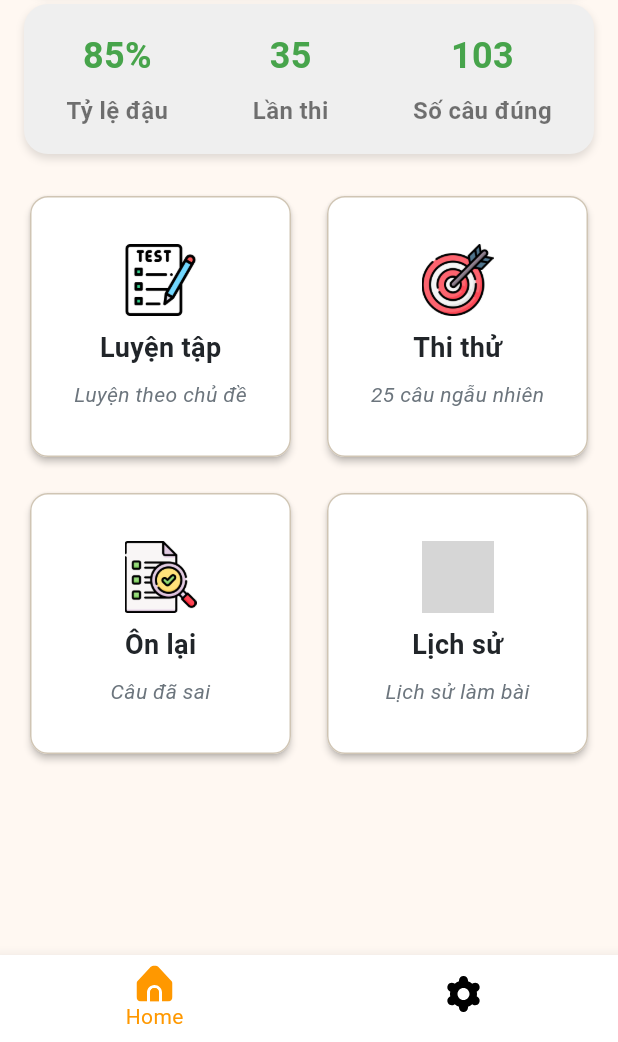
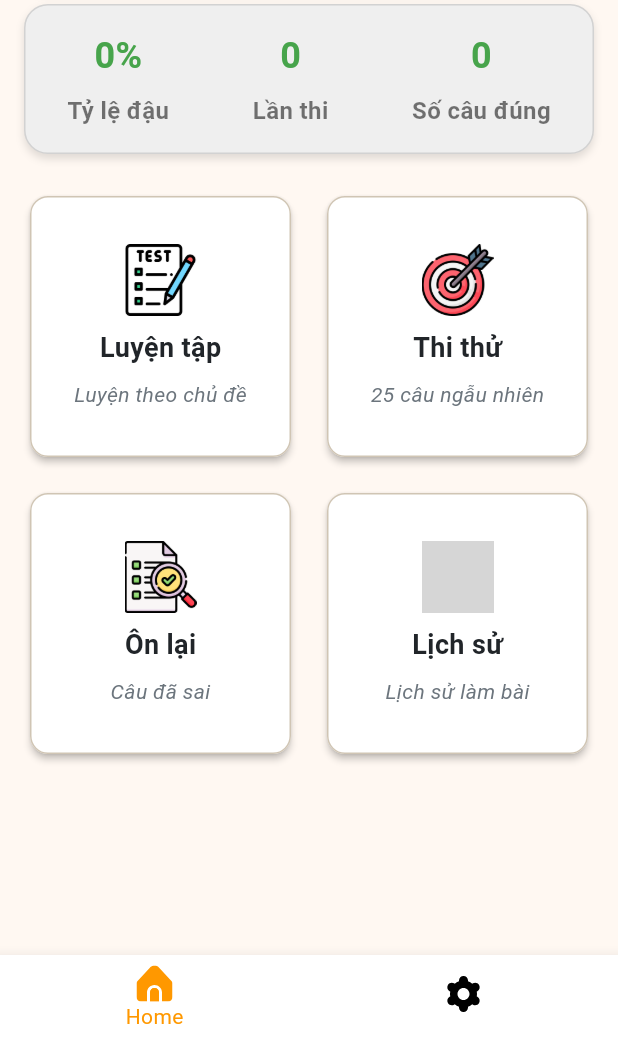
Before and after one commit to Vnsharing01/drive_vn, a Flutter app: the screen it shows after launch, on a phone screen of 412 x 824 dp, the part 194-1236 px from its top. Run offline on Flutter 3.47's test engine with Material 3 defaults, Android fonts, the phone set to English and light mode, and no system bars; our stand-ins replace copy_with_extension, equatable, flutter_bloc, flutter_svg, go_router; generated files the repository leaves out were written again; grey boxes are pictures that could not be loaded.

Commit message:
add homeBloc

```diff
--- a/lib/core/utils/router/app_router.dart
+++ b/lib/core/utils/router/app_router.dart
@@ -1,6 +1,7 @@
 import 'package:drivevn/core/utils/router/router_path.dart';
 import 'package:drivevn/feature/history/history_screen.dart';
 import 'package:drivevn/feature/home/home_page/home_page.dart';
+import 'package:drivevn/feature/home/bloc/home_bloc.dart';
 import 'package:drivevn/feature/home/home_screen/home_screen.dart';
 import 'package:drivevn/feature/practice/practive_finish.dart/practive_finish_screen.dart';
 import 'package:drivevn/feature/practice/practive_screen.dart/practice_screen.dart';
@@ -8,17 +9,24 @@ import 'package:drivevn/feature/practice/practive_start.dart/practive_start_scre
 import 'package:drivevn/feature/review/review_start/review_start_screen.dart';
 import 'package:drivevn/feature/setting/setting_screen.dart';
 import 'package:drivevn/feature/training/training_screen.dart';
+import 'package:flutter_bloc/flutter_bloc.dart';
 import 'package:go_router/go_router.dart';
 
 class AppRouter {
   final GoRouter appRouter = GoRouter(routes: [
     GoRoute(
       path: RouterPath.homePage,
-      builder: (context, state) => const HomePage(),
+       builder: (context, state) => BlocProvider(
+        create: (_) => HomeBloc(),
+        child: const HomePage(),
+      ),
     ),
     GoRoute(
       path: RouterPath.home,
-      builder: (context, state) => const HomeScreen(),
+      builder: (context, state) => BlocProvider(
+        create: (_) => HomeBloc(),
+        child: const HomeScreen(),
+      ),
     ),
     GoRoute(
       path: RouterPath.training,
--- /dev/null
+++ b/lib/data/models/latest_test_model.dart
@@ -0,0 +1,26 @@
+import 'package:copy_with_extension/copy_with_extension.dart';
+import 'package:json_annotation/json_annotation.dart';
+
+part 'latest_test_model.g.dart';
+
+@JsonSerializable()
+@CopyWith()
+class LatestTestModel {
+  final String? id; // id của lần thi mới nhất
+  final int? totalTest; // sô lần thi
+  final int? correctQuestions; // số câu đúng
+  final int? wrongQuestions; // số câu sai
+  final int? passRate; // số câu sai
+
+  LatestTestModel({
+    this.id,
+    this.totalTest = 0,
+    this.correctQuestions = 0,
+    this.wrongQuestions = 0,
+    this.passRate = 0,
+  });
+
+   factory LatestTestModel.fromJson(Map<String, dynamic> json) =>
+      _$LatestTestModelFromJson(json);
+  Map<String, dynamic> toJson() => _$LatestTestModelToJson(this);
+}
--- /dev/null
+++ b/lib/feature/home/bloc/home_bloc.dart
@@ -0,0 +1,19 @@
+import 'package:drivevn/data/models/latest_test_model.dart';
+import 'package:flutter_bloc/flutter_bloc.dart';
+import 'package:equatable/equatable.dart';
+
+part 'home_event.dart';
+part 'home_state.dart';
+
+class HomeBloc extends Bloc<HomeEvent, HomeState> {
+  HomeBloc() : super(HomeState()) {
+    on<FetchDataEvent>((event, emit) {
+      // TODO: implement event handler
+    });
+
+    on<SwitchTabEvent>((event, emit) {
+      int index = event.index;
+      emit(state.copyWith(currentIndex: index));
+    });
+  }
+}
--- /dev/null
+++ b/lib/feature/home/bloc/home_event.dart
@@ -0,0 +1,12 @@
+part of 'home_bloc.dart';
+
+class HomeEvent {}
+
+class FetchDataEvent extends HomeEvent {}
+
+class SwitchTabEvent extends HomeEvent {
+  final int index;
+  SwitchTabEvent({
+    this.index = 0,
+  });
+}
--- /dev/null
+++ b/lib/feature/home/bloc/home_state.dart
@@ -0,0 +1,37 @@
+part of 'home_bloc.dart';
+
+class HomeState extends Equatable {
+  final LatestTestModel? latestTestModel;
+  final bool isLoading;
+  final String? error;
+  final int currentIndex;
+
+  const HomeState({
+    this.latestTestModel,
+    this.isLoading = false,
+    this.error,
+    this.currentIndex = 0,
+  });
+
+  HomeState copyWith({
+    LatestTestModel? latestTestModel,
+    bool? isLoading,
+    String? error,
+    int? currentIndex,
+  }) {
+    return HomeState(
+      latestTestModel: latestTestModel ?? this.latestTestModel,
+      isLoading: isLoading ?? this.isLoading,
+      error: error ?? this.error,
+      currentIndex: currentIndex ?? this.currentIndex,
+    );
+  }
+
+  @override
+  List<Object?> get props => [
+        latestTestModel,
+        isLoading,
+        error,
+        currentIndex,
+      ];
+}
--- a/lib/feature/home/home_page/home_page.dart
+++ b/lib/feature/home/home_page/home_page.dart
@@ -1,8 +1,10 @@
 import 'package:drivevn/core/constants/app_color.dart';
 import 'package:drivevn/core/constants/icon_path.dart';
+import 'package:drivevn/feature/home/bloc/home_bloc.dart';
 import 'package:drivevn/feature/home/home_screen/home_screen.dart';
 import 'package:drivevn/feature/setting/setting_screen.dart';
 import 'package:flutter/material.dart';
+import 'package:flutter_bloc/flutter_bloc.dart';
 import 'package:flutter_svg/flutter_svg.dart';
 
 class HomePage extends StatefulWidget {
@@ -13,7 +15,6 @@ class HomePage extends StatefulWidget {
 }
 
 class _HomePageState extends State<HomePage> {
-  int currentIndex = 0;
   final List<Widget> _screens = [
     const HomeScreen(),
     const SettingScreen(),
@@ -21,13 +22,14 @@ class _HomePageState extends State<HomePage> {
 
   @override
   Widget build(BuildContext context) {
+    return BlocBuilder<HomeBloc, HomeState>(
+      builder: (context, state) {
+        final bloc = context.read<HomeBloc>();
         return SafeArea(
           child: Scaffold(
             bottomNavigationBar: BottomNavigationBar(
-          currentIndex: currentIndex,
-          onTap: (value) => setState(() {
-            currentIndex = value;
-          }),
+              currentIndex: state.currentIndex,
+              onTap: (value) => bloc.add(SwitchTabEvent(index: value)),
               showUnselectedLabels: false,
               backgroundColor: AppColor.background,
               selectedItemColor: Colors.orange,
@@ -62,8 +64,10 @@ class _HomePageState extends State<HomePage> {
                 ),
               ],
             ),
-        body: _screens[currentIndex],
+            body: _screens[state.currentIndex],
           ),
+        );
+      },
     );
   }
 }
--- a/lib/feature/home/home_screen/home_screen.dart
+++ b/lib/feature/home/home_screen/home_screen.dart
@@ -3,7 +3,9 @@ import 'package:drivevn/core/constants/icon_path.dart';
 import 'package:drivevn/core/utils/router/router_path.dart';
 import 'package:drivevn/feature/home/components/home_feature_widget.dart';
 import 'package:drivevn/feature/home/components/item_banner_widget.dart';
+import 'package:drivevn/feature/home/bloc/home_bloc.dart';
 import 'package:flutter/material.dart';
+import 'package:flutter_bloc/flutter_bloc.dart';
 import 'package:go_router/go_router.dart';
 
 class HomeScreen extends StatefulWidget {
@@ -17,84 +19,16 @@ class _HomeScreenState extends State<HomeScreen> {
   @override
   Widget build(BuildContext context) {
     return SafeArea(
-      child: Scaffold(
-        // backgroundColor: AppColor.background,
+      child: BlocBuilder<HomeBloc, HomeState>(
+        builder: (context, state) {
+          return Scaffold(
             body: SingleChildScrollView(
               padding: const EdgeInsets.symmetric(vertical: 24, horizontal: 16),
               child: Column(
                 children: [
-              Container(
-                height: 100,
-                width: double.infinity,
-                decoration: const BoxDecoration(
-                  color: AppColor.primary,
-                  borderRadius: BorderRadius.all(
-                    Radius.circular(16),
-                  ),
-                  boxShadow: [
-                    BoxShadow(
-                      color: Colors.black12,
-                      blurRadius: 4,
-                      offset: Offset(0, 3),
-                    ),
-                  ],
-                ),
-                child: const Column(
-                  mainAxisAlignment: MainAxisAlignment.center,
-                  children: [
-                    Text(
-                      'Chào mừng bạn đến với drivevn',
-                      style: TextStyle(
-                        fontSize: 20,
-                        fontWeight: FontWeight.bold,
-                        color: Colors.white,
-                      ),
-                    ),
-                    SizedBox(height: 8),
-                    Text(
-                      'Luyện tập - Thi thử - Đậu chắc chắn!',
-                      style: TextStyle(
-                        fontSize: 16,
-                        color: Colors.white,
-                      ),
-                    ),
-                  ],
-                ),
-              ),
+                  _buildTopBanner(),
                   const SizedBox(height: 8),
-              Container(
-                height: 100,
-                decoration: const BoxDecoration(
-                  color: AppColor.topBanner,
-                  borderRadius: BorderRadius.all(
-                    Radius.circular(16),
-                  ),
-                  boxShadow: [
-                    BoxShadow(
-                      color: Colors.black12,
-                      blurRadius: 4,
-                      offset: Offset(0, 3),
-                    ),
-                  ],
-                ),
-                child: const Row(
-                  mainAxisAlignment: MainAxisAlignment.spaceAround,
-                  children: [
-                    ItemBannerWidget(
-                      title: 'Tỷ lệ đậu',
-                      value: '85%',
-                    ),
-                    ItemBannerWidget(
-                      title: 'Lần thi',
-                      value: '35',
-                    ),
-                    ItemBannerWidget(
-                      title: 'Số câu đúng',
-                      value: '103',
-                    ),
-                  ],
-                ),
-              ),
+                  _buildLatestTestView(context),
                   const SizedBox(height: 24),
                   GridView.count(
                     crossAxisCount: 2,
@@ -140,6 +74,93 @@ class _HomeScreenState extends State<HomeScreen> {
                 ],
               ),
             ),
+          );
+        },
+      ),
+    );
+  }
+
+  Widget _buildLatestTestView(BuildContext context) {
+    return BlocBuilder<HomeBloc, HomeState>(
+      builder: (context, state) {
+        return Container(
+          height: 100,
+          decoration: BoxDecoration(
+            color: AppColor.topBanner,
+            borderRadius: const BorderRadius.all(
+              Radius.circular(16),
+            ),
+            border: Border.all(
+              color: Theme.of(context).focusColor,
+              width: 1,
+            ),
+            boxShadow: const [
+              BoxShadow(
+                color: Colors.black12,
+                blurRadius: 4,
+                offset: Offset(0, 3),
+              ),
+            ],
+          ),
+          child: Row(
+            mainAxisAlignment: MainAxisAlignment.spaceAround,
+            children: [
+              ItemBannerWidget(
+                title: 'Tỷ lệ đậu',
+                value: '${state.latestTestModel?.passRate ?? 0}%',
+              ),
+              ItemBannerWidget(
+                title: 'Lần thi',
+                value: '${state.latestTestModel?.totalTest ?? 0}',
+              ),
+              ItemBannerWidget(
+                title: 'Số câu đúng',
+                value: '${state.latestTestModel?.correctQuestions ?? 0}',
+              ),
+            ],
+          ),
+        );
+      },
+    );
+  }
+
+  Widget _buildTopBanner() {
+    return Container(
+      height: 100,
+      width: double.infinity,
+      decoration: const BoxDecoration(
+        color: AppColor.primary,
+        borderRadius: BorderRadius.all(
+          Radius.circular(16),
+        ),
+        boxShadow: [
+          BoxShadow(
+            color: Colors.black12,
+            blurRadius: 4,
+            offset: Offset(0, 2),
+          ),
+        ],
+      ),
+      child: const Column(
+        mainAxisAlignment: MainAxisAlignment.center,
+        children: [
+          Text(
+            'Chào mừng bạn đến với drivevn',
+            style: TextStyle(
+              fontSize: 20,
+              fontWeight: FontWeight.bold,
+              color: Colors.white,
+            ),
+          ),
+          SizedBox(height: 8),
+          Text(
+            'Luyện tập - Thi thử - Đậu chắc chắn!',
+            style: TextStyle(
+              fontSize: 16,
+              color: Colors.white,
+            ),
+          ),
+        ],
       ),
     );
   }
--- a/lib/main.dart
+++ b/lib/main.dart
@@ -20,7 +20,6 @@ class MyApp extends StatelessWidget {
         ),
         useMaterial3: true,
       ),
-
       routerConfig: AppRouter().appRouter,
     );
   }
```
Also changed, not shown: pubspec.yaml (+8 -1 lines). Lines whose indentation alone changed are shown as unchanged.
